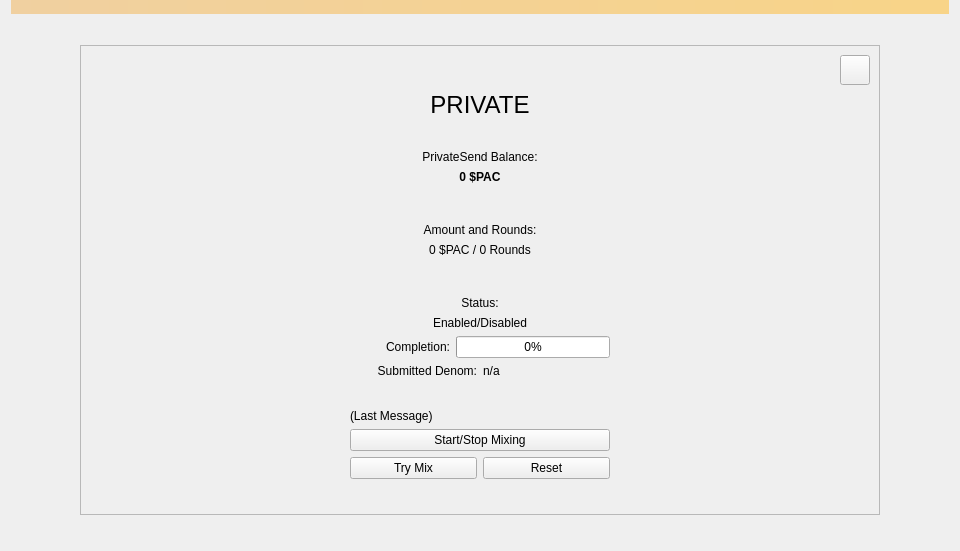
The window that src/qt/forms/privatepage.ui (PACCommunity/PAC) describes before a commit, drawn with Qt 5.
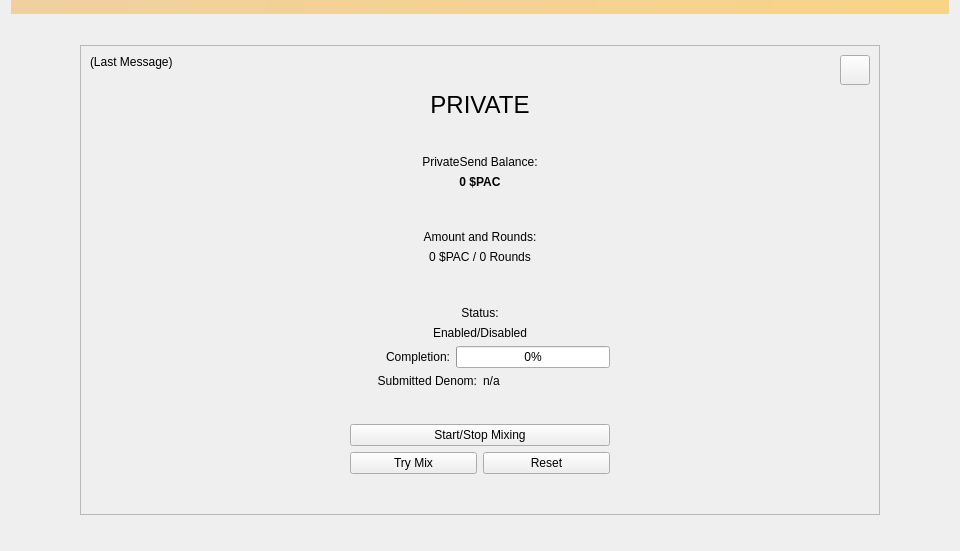
The same window after the commit. Icons and pictures are not drawn.

Commit message: Private Page message corrupting the view on small devices.

The edit to the form file:
```diff
--- a/src/qt/forms/privatepage.ui
+++ b/src/qt/forms/privatepage.ui
@@ -99,6 +99,19 @@
            <layout class="QVBoxLayout" name="verticalLayout_3">
             <item>
              <layout class="QHBoxLayout" name="horizontalLayout_5">
+              <item>
+               <widget class="QLabel" name="labelPrivateSendLastMessage">
+                <property name="text">
+                 <string>(Last Message)</string>
+                </property>
+                <property name="alignment">
+                 <set>Qt::AlignLeading|Qt::AlignLeft|Qt::AlignTop</set>
+                </property>
+                <property name="wordWrap">
+                 <bool>true</bool>
+                </property>
+               </widget>
+              </item>
               <item>
                <widget class="QLabel" name="labelPrivateSendSyncStatus">
                 <property name="toolTip">
@@ -402,19 +415,6 @@
             </item>
             <item>
              <layout class="QVBoxLayout" name="VerticalLayout_PS">
-              <item>
-               <widget class="QLabel" name="labelPrivateSendLastMessage">
-                <property name="text">
-                 <string>(Last Message)</string>
-                </property>
-                <property name="alignment">
-                 <set>Qt::AlignLeading|Qt::AlignLeft|Qt::AlignTop</set>
-                </property>
-                <property name="wordWrap">
-                 <bool>true</bool>
-                </property>
-               </widget>
-              </item>
               <item>
                <widget class="QPushButton" name="togglePrivateSend">
                 <property name="sizePolicy">
```
